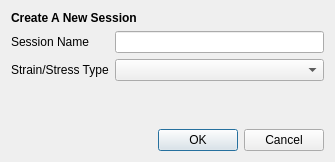
First picture: the form in designer/newsessiondialog.ui, repository neutrons/PyRS, before the edit.
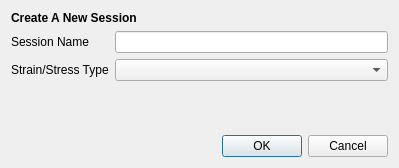
Second picture: the form after the edit.

Commit message: Refs #15. Improved UI for use cases discussed with Jeff on last Friday.

What changed in the file:
```diff
--- a/designer/newsessiondialog.ui
+++ b/designer/newsessiondialog.ui
@@ -6,8 +6,8 @@
    <rect>
     <x>0</x>
     <y>0</y>
-    <width>335</width>
-    <height>162</height>
+    <width>399</width>
+    <height>168</height>
    </rect>
   </property>
   <property name="windowTitle">
```
Left out of the diff: 4 changed lines with no effect on the pictures. The commit also changes 3 other files.
